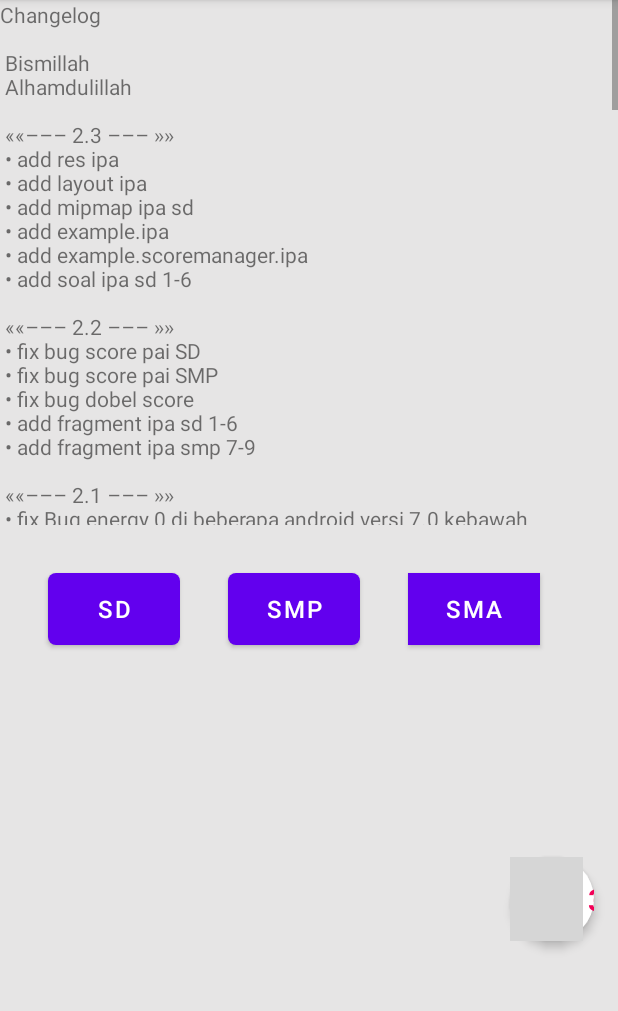
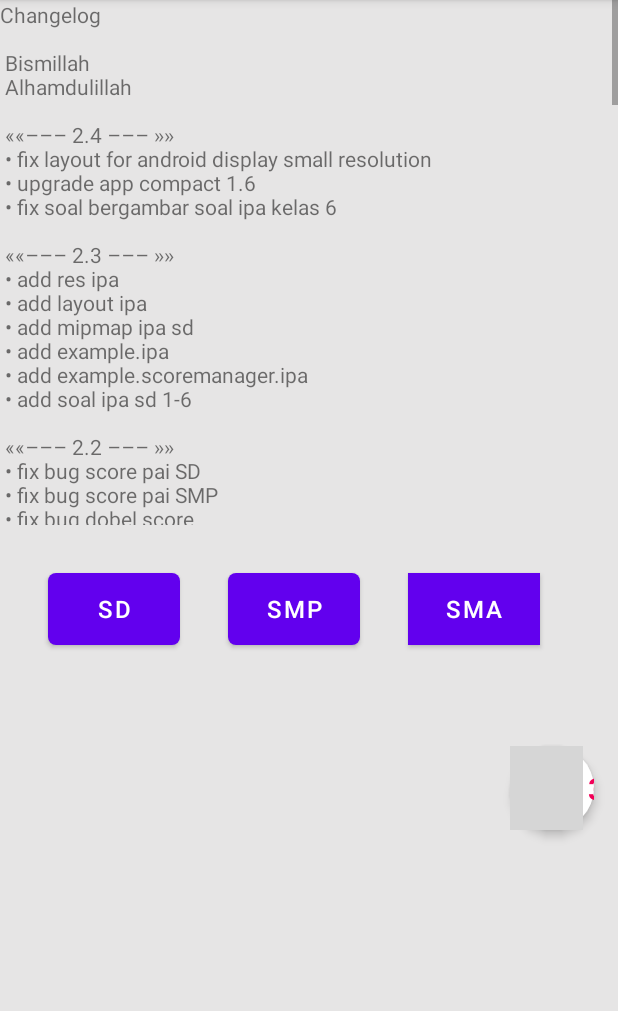
Before and after one commit to kalexs8/ReSinau, an Android app: the fragment Lesson shown on its own in the app's theme, on a phone screen of 412 x 824 dp, the part 84-1095 px from its top. Run offline under Robolectric (Android 15) with nearby library versions, the phone set to English and light mode, and no system bars; grey boxes are pictures that could not be loaded.

Commit message:
update ke versi 2.0

```diff
--- a/app/build.gradle
+++ b/app/build.gradle
@@ -49,7 +49,7 @@ android {
 dependencies {
 
     implementation 'androidx.core:core-ktx:1.9.0'
-    implementation 'androidx.appcompat:appcompat:1.5.1'
+    implementation 'androidx.appcompat:appcompat:1.6.0'
     implementation 'com.google.android.material:material:1.7.0'
     implementation 'androidx.constraintlayout:constraintlayout:2.1.4'
     testImplementation 'junit:junit:4.13.2'
--- a/app/src/main/res/layout/fragment_lesson.xml
+++ b/app/src/main/res/layout/fragment_lesson.xml
@@ -15,11 +15,11 @@
         android:layout_width="wrap_content"
         android:layout_height="wrap_content"
         android:layout_gravity="bottom|start|end"
-        android:layout_marginTop="16dp"
         android:layout_marginEnd="64dp"
+        android:layout_marginBottom="128dp"
         android:visibility="visible"
-        app:layout_constraintEnd_toEndOf="parent"
-        app:layout_constraintTop_toBottomOf="@+id/heartsLayout" />
+        app:layout_constraintBottom_toBottomOf="parent"
+        app:layout_constraintEnd_toEndOf="parent" />
 
     <androidx.constraintlayout.widget.ConstraintLayout
         android:id="@+id/heartsLayout"
@@ -27,15 +27,14 @@
         android:layout_height="56.0dip"
         android:layout_gravity="end|bottom|center"
         android:layout_margin="16.0dip"
-        android:layout_marginTop="32dp"
-        android:layout_marginEnd="32dp"
-        android:layout_marginBottom="32dp"
+        android:layout_marginTop="64dp"
+        android:layout_marginEnd="16dp"
         android:background="@drawable/energy"
         android:clickable="true"
         android:elevation="4.0dip"
         android:focusable="true"
         android:visibility="visible"
-        app:layout_constraintBottom_toBottomOf="parent"
+        app:layout_constraintBottom_toTopOf="@+id/timerView"
         app:layout_constraintEnd_toEndOf="parent"
         app:layout_constraintTop_toBottomOf="@+id/jenjangSMA">
 
--- a/app/src/main/res/values/strings.xml
+++ b/app/src/main/res/values/strings.xml
@@ -61,6 +61,11 @@
         \n
         Bismillah\n
         Alhamdulillah\n
+        \n
+         ««––– 2.4 ––– »»\n
+        • fix layout for android display small resolution\n
+        • upgrade app compact 1.6\n
+        • fix soal bergambar soal ipa kelas 6\n
         \n
          ««––– 2.3 ––– »»\n
         • add res ipa\n
```
Also changed, not shown: app/src/main/java/com/example/ipa/SoalIpaKelas6.kt (+16 -16 lines), app/src/main/res/soalmateri/ipa/mipmap-hdpi/soal_pas_kelas6_ipa_1.png (added), app/src/main/res/soalmateri/ipa/mipmap-hdpi/soal_pas_kelas6_ipa_10.png (added), app/src/main/res/soalmateri/ipa/mipmap-hdpi/soal_pas_kelas6_ipa_11.png (added), app/src/main/res/soalmateri/ipa/mipmap-hdpi/soal_pas_kelas6_ipa_12.png (added), app/src/main/res/soalmateri/ipa/mipmap-hdpi/soal_pas_kelas6_ipa_13.png (added), app/src/main/res/soalmateri/ipa/mipmap-hdpi/soal_pas_kelas6_ipa_15.png (added), app/src/main/res/soalmateri/ipa/mipmap-hdpi/soal_pas_kelas6_ipa_18.png (added), app/src/main/res/soalmateri/ipa/mipmap-hdpi/soal_pas_kelas6_ipa_19.png (added), app/src/main/res/soalmateri/ipa/mipmap-hdpi/soal_pas_kelas6_ipa_2.png (added), app/src/main/res/soalmateri/ipa/mipmap-hdpi/soal_pas_kelas6_ipa_20.png (added), app/src/main/res/soalmateri/ipa/mipmap-hdpi/soal_pas_kelas6_ipa_25.png (added), app/src/main/res/soalmateri/ipa/mipmap-hdpi/soal_pas_kelas6_ipa_3.png (added), app/src/main/res/soalmateri/ipa/mipmap-hdpi/soal_pas_kelas6_ipa_33.png (added), 2 more files.
